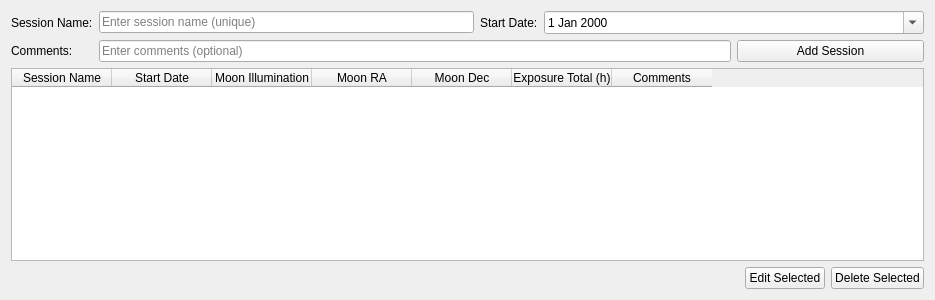
The window that uifiles/sessions_tab.ui (prookyon/MonoObsLog2) describes before a commit, drawn with Qt 5.
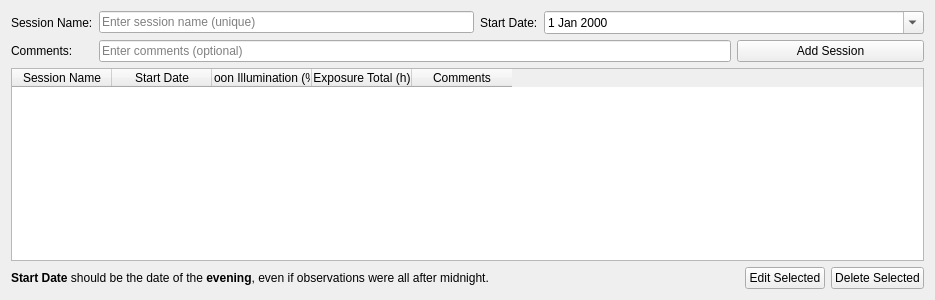
The same window after the commit.

Diff of the .ui file:
```diff
--- a/uifiles/sessions_tab.ui
+++ b/uifiles/sessions_tab.ui
@@ -96,17 +96,7 @@
      </column>
      <column>
       <property name="text">
-       <string>Moon Illumination</string>
-      </property>
-     </column>
-     <column>
-      <property name="text">
-       <string>Moon RA</string>
-      </property>
-     </column>
-     <column>
-      <property name="text">
-       <string>Moon Dec</string>
+       <string>Moon Illumination (%)</string>
       </property>
      </column>
      <column>
@@ -123,6 +113,13 @@
    </item>
    <item>
     <layout class="QHBoxLayout" name="horizontalLayout">
+     <item>
+      <widget class="QLabel" name="label">
+       <property name="text">
+        <string>&lt;html&gt;&lt;head/&gt;&lt;body&gt;&lt;p&gt;&lt;span style=&quot; font-weight:700;&quot;&gt;Start Date&lt;/span&gt; should be the date of the &lt;span style=&quot; font-weight:700;&quot;&gt;evening&lt;/span&gt;, even if observations were all after midnight.&lt;/p&gt;&lt;/body&gt;&lt;/html&gt;</string>
+       </property>
+      </widget>
+     </item>
      <item>
       <spacer name="horizontalSpacer">
        <property name="orientation">
```
